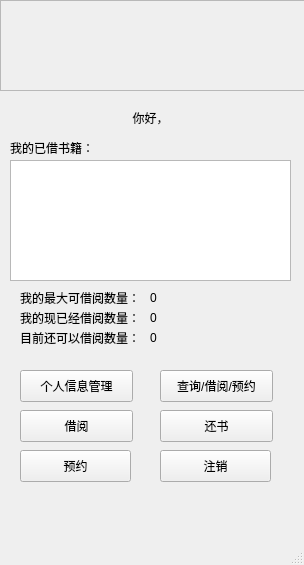
Qt form readerbord.ui (duule/LMS) before a commit.
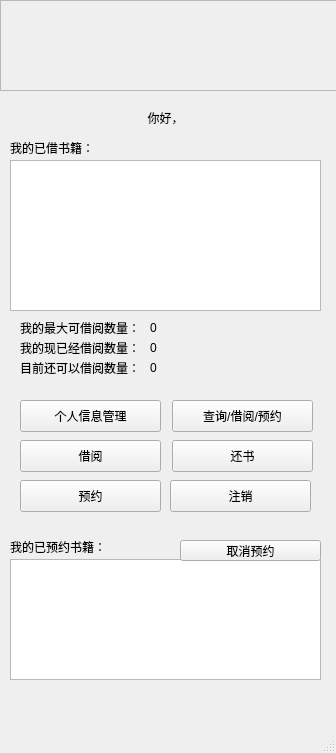
The same form after that commit.

The edit to the form file:
```diff
--- a/readerbord.ui
+++ b/readerbord.ui
@@ -6,8 +6,8 @@
    <rect>
     <x>0</x>
     <y>0</y>
-    <width>304</width>
-    <height>565</height>
+    <width>336</width>
+    <height>753</height>
    </rect>
   </property>
   <property name="windowTitle">
@@ -19,7 +19,7 @@
      <rect>
       <x>0</x>
       <y>110</y>
-      <width>301</width>
+      <width>331</width>
       <height>16</height>
      </rect>
     </property>
@@ -35,7 +35,7 @@
      <rect>
       <x>0</x>
       <y>0</y>
-      <width>311</width>
+      <width>341</width>
       <height>91</height>
      </rect>
     </property>
@@ -63,8 +63,8 @@
     <property name="geometry">
      <rect>
       <x>20</x>
-      <y>370</y>
-      <width>113</width>
+      <y>400</y>
+      <width>141</width>
       <height>32</height>
      </rect>
     </property>
@@ -75,9 +75,9 @@
    <widget class="QPushButton" name="btn_search">
     <property name="geometry">
      <rect>
-      <x>160</x>
-      <y>370</y>
-      <width>113</width>
+      <x>172</x>
+      <y>400</y>
+      <width>141</width>
       <height>32</height>
      </rect>
     </property>
@@ -89,8 +89,8 @@
     <property name="geometry">
      <rect>
       <x>20</x>
-      <y>410</y>
-      <width>113</width>
+      <y>440</y>
+      <width>141</width>
       <height>32</height>
      </rect>
     </property>
@@ -101,9 +101,9 @@
    <widget class="QPushButton" name="btn_unborrow">
     <property name="geometry">
      <rect>
-      <x>160</x>
-      <y>410</y>
-      <width>113</width>
+      <x>172</x>
+      <y>440</y>
+      <width>141</width>
       <height>32</height>
      </rect>
     </property>
@@ -115,7 +115,7 @@
     <property name="geometry">
      <rect>
       <x>20</x>
-      <y>290</y>
+      <y>320</y>
       <width>131</width>
       <height>16</height>
      </rect>
@@ -128,8 +128,8 @@
     <property name="geometry">
      <rect>
       <x>150</x>
-      <y>290</y>
-      <width>131</width>
+      <y>320</y>
+      <width>161</width>
       <height>16</height>
      </rect>
     </property>
@@ -141,7 +141,7 @@
     <property name="geometry">
      <rect>
       <x>20</x>
-      <y>310</y>
+      <y>340</y>
       <width>131</width>
       <height>16</height>
      </rect>
@@ -154,8 +154,8 @@
     <property name="geometry">
      <rect>
       <x>150</x>
-      <y>310</y>
-      <width>131</width>
+      <y>340</y>
+      <width>161</width>
       <height>16</height>
      </rect>
     </property>
@@ -167,8 +167,8 @@
     <property name="geometry">
      <rect>
       <x>150</x>
-      <y>330</y>
-      <width>131</width>
+      <y>360</y>
+      <width>161</width>
       <height>16</height>
      </rect>
     </property>
@@ -180,7 +180,7 @@
     <property name="geometry">
      <rect>
       <x>20</x>
-      <y>330</y>
+      <y>360</y>
       <width>131</width>
       <height>16</height>
      </rect>
@@ -192,9 +192,9 @@
    <widget class="QPushButton" name="btn_logout">
     <property name="geometry">
      <rect>
-      <x>160</x>
-      <y>450</y>
-      <width>111</width>
+      <x>170</x>
+      <y>480</y>
+      <width>141</width>
       <height>32</height>
      </rect>
     </property>
@@ -206,8 +206,8 @@
     <property name="geometry">
      <rect>
       <x>20</x>
-      <y>450</y>
-      <width>111</width>
+      <y>480</y>
+      <width>141</width>
       <height>32</height>
      </rect>
     </property>
@@ -220,11 +220,47 @@
      <rect>
       <x>10</x>
       <y>160</y>
-      <width>281</width>
+      <width>311</width>
+      <height>151</height>
+     </rect>
+    </property>
+   </widget>
+   <widget class="QTableView" name="tv_booking">
+    <property name="geometry">
+     <rect>
+      <x>10</x>
+      <y>559</y>
+      <width>311</width>
       <height>121</height>
      </rect>
     </property>
    </widget>
+   <widget class="QLabel" name="label_4">
+    <property name="geometry">
+     <rect>
+      <x>10</x>
+      <y>539</y>
+      <width>111</width>
+      <height>16</height>
+     </rect>
+    </property>
+    <property name="text">
+     <string>我的已预约书籍：</string>
+    </property>
+   </widget>
+   <widget class="QPushButton" name="btn_unbooking">
+    <property name="geometry">
+     <rect>
+      <x>180</x>
+      <y>540</y>
+      <width>141</width>
+      <height>21</height>
+     </rect>
+    </property>
+    <property name="text">
+     <string>取消预约</string>
+    </property>
+   </widget>
   </widget>
   <widget class="QMenuBar" name="menubar">
    <property name="geometry">
```
Left out of the diff: 2 changed lines with no effect on the pictures.
